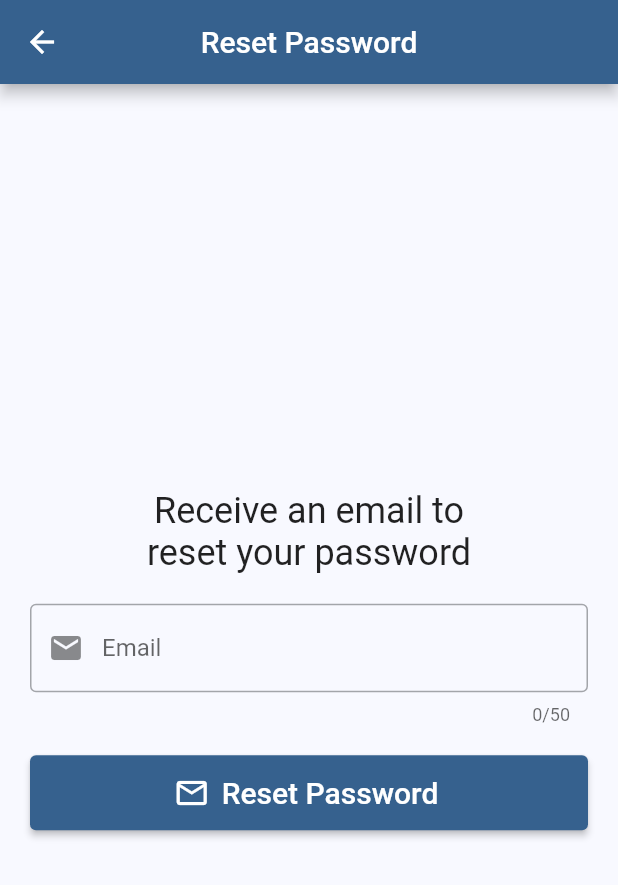
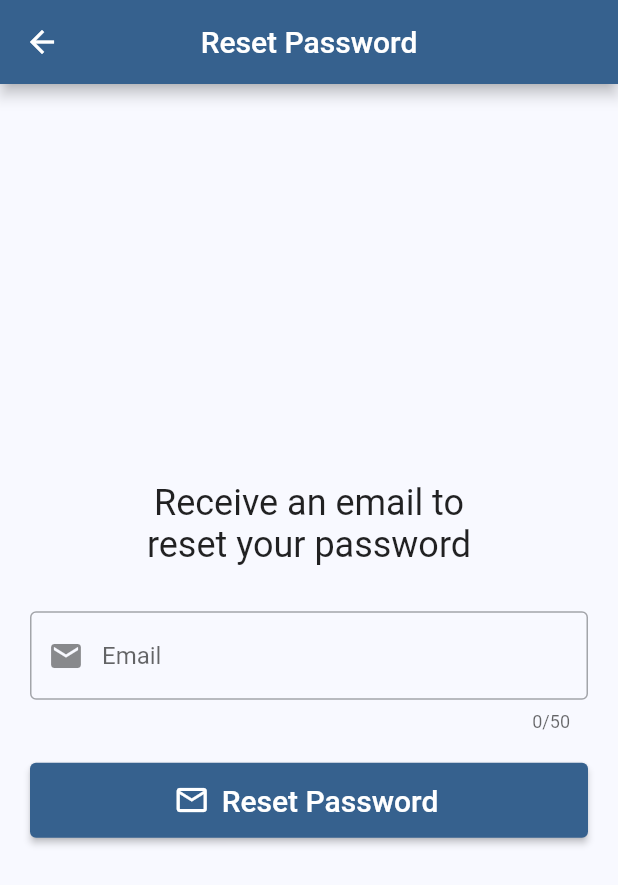
Before and after one commit to nikolay-potehin/firebase_login_app, a Flutter app: the screen it shows after launch, after a tap on "Sign In", after a tap on "Forgot password?", on a phone screen of 412 x 824 dp. Shown: the top 885 px of the screen. Run offline on Flutter 3.47's test engine with Material 2 defaults, Android fonts, the phone set to English and light mode, and no system bars; our stand-ins replace firebase_auth, firebase_core, flutter_svg; accounts and stored records are empty.

Commit message:
refactoring, bug fixes

```diff
--- a/lib/main.dart
+++ b/lib/main.dart
@@ -2,7 +2,7 @@ import 'package:firebase_core/firebase_core.dart';
 import 'package:firebase_login_app/firebase_options.dart';
 import 'package:firebase_login_app/pages/home_page.dart';
 import 'package:firebase_login_app/repository/user_repository.dart';
-import 'package:firebase_login_app/utils.dart';
+import 'package:firebase_login_app/models/utils.dart';
 import 'package:flutter/material.dart';
 import 'package:provider/provider.dart';
 
--- /dev/null
+++ b/lib/models/form_validator.dart
@@ -0,0 +1,24 @@
+class FormValidator {
+  static String? validateEmail(String? email) {
+    if (email == null || email.isEmpty) {
+      return 'Email cannot be empty';
+    }
+    if (!email.contains('@') || !email.contains('.')) {
+      return 'Email adress is badly formatted';
+    }
+    return null;
+  }
+
+  static String? validatePassword(String? password, {String? compareTo}) {
+    if (password == null || password.isEmpty) {
+      return 'Password cannot be empty';
+    }
+    if (password.length < 6) {
+      return 'Password should be at least 6 symbols';
+    }
+    if (compareTo != null && password != compareTo) {
+      return 'Password do not match';
+    }
+    return null;
+  }
+}
--- /dev/null
+++ b/lib/pages/auth/authentication/authentication_page.dart
@@ -0,0 +1,20 @@
+import 'package:firebase_login_app/pages/auth/authentication/authentication_view.dart';
+import 'package:firebase_login_app/repository/authentication_repository.dart';
+import 'package:flutter/material.dart';
+import 'package:provider/provider.dart';
+
+class AuthenticationPage extends StatefulWidget {
+  const AuthenticationPage({super.key});
+
+  @override
+  State<AuthenticationPage> createState() => _AuthenticationPageState();
+}
+
+class _AuthenticationPageState extends State<AuthenticationPage> {
+  @override
+  Widget build(BuildContext context) {
+    return ChangeNotifierProvider(
+        create: (context) => AuthenticationRepository(),
+        child: const AuthenticationView());
+  }
+}
--- /dev/null
+++ b/lib/pages/auth/forgot_password/forgot_password_form.dart
@@ -0,0 +1,86 @@
+import 'package:firebase_login_app/models/form_validator.dart';
+import 'package:firebase_login_app/models/utils.dart';
+import 'package:firebase_login_app/repository/user_repository.dart';
+import 'package:flutter/material.dart';
+import 'package:flutter/services.dart';
+import 'package:provider/provider.dart';
+
+class ForgotPasswordForm extends StatefulWidget {
+  const ForgotPasswordForm({
+    super.key,
+  });
+
+  @override
+  State<ForgotPasswordForm> createState() => _ForgotPasswordFormState();
+}
+
+class _ForgotPasswordFormState extends State<ForgotPasswordForm> {
+  final formKey = GlobalKey<FormState>();
+  final emailController = TextEditingController();
+
+  @override
+  void dispose() {
+    emailController.dispose();
+    super.dispose();
+  }
+
+  @override
+  Widget build(BuildContext context) {
+    return Form(
+      key: formKey,
+      child: Column(
+        children: [
+          TextFormField(
+            maxLength: 50,
+            controller: emailController,
+            decoration: const InputDecoration(
+              border: OutlineInputBorder(),
+              hintText: 'Email',
+              prefixIcon: Icon(Icons.email),
+            ),
+            inputFormatters: [
+              FilteringTextInputFormatter.deny(RegExp('[/\\ ]'))
+            ],
+            autovalidateMode: AutovalidateMode.onUserInteraction,
+            validator: FormValidator.validateEmail,
+          ),
+          const SizedBox(height: 20),
+          ElevatedButton.icon(
+            onPressed: resetPassword,
+            icon: const Icon(Icons.email_outlined),
+            label: const Text(
+              'Reset Password',
+              style: TextStyle(fontSize: 20),
+            ),
+            style: ElevatedButton.styleFrom(
+              minimumSize: const Size.fromHeight(50),
+            ),
+          ),
+        ],
+      ),
+    );
+  }
+
+  Future<void> resetPassword() async {
+    if (!formKey.currentState!.validate()) return;
+
+    showDialog(
+      context: context,
+      barrierDismissible: false,
+      builder: (context) => const Center(child: CircularProgressIndicator()),
+    );
+
+    final email = emailController.text.trim();
+    final successful =
+        await context.read<UserRepository>().sendPasswordResetEmail(email);
+
+    if (successful) {
+      Utils.showSnackBar(
+          'Reset password email has been send to "$email" successfuly');
+
+      Navigator.of(context).popUntil((route) => route.isFirst);
+    } else {
+      Navigator.of(context).pop();
+    }
+  }
+}
--- /dev/null
+++ b/lib/pages/auth/forgot_password/forgot_password_page.dart
@@ -0,0 +1,31 @@
+import 'package:firebase_login_app/pages/auth/forgot_password/forgot_password_form.dart';
+import 'package:flutter/material.dart';
+
+class ForgotPasswordPage extends StatelessWidget {
+  const ForgotPasswordPage({super.key});
+
+  @override
+  Widget build(BuildContext context) {
+    return Scaffold(
+      appBar: AppBar(
+        title: const Text('Reset Password'),
+        centerTitle: true,
+      ),
+      body: Padding(
+        padding: const EdgeInsets.all(20),
+        child: Column(
+          mainAxisAlignment: MainAxisAlignment.center,
+          children: const [
+            Text(
+              'Receive an email to\nreset your password',
+              textAlign: TextAlign.center,
+              style: TextStyle(fontSize: 24),
+            ),
+            SizedBox(height: 30),
+            ForgotPasswordForm(),
+          ],
+        ),
+      ),
+    );
+  }
+}
--- a/lib/pages/authentication/login/login_form.dart
+++ b/lib/pages/auth/login/login_form.dart
@@ -1,3 +1,4 @@
+import 'package:firebase_login_app/models/form_validator.dart';
 import 'package:firebase_login_app/pages/welcome/welcome_page.dart';
 import 'package:firebase_login_app/repository/user_repository.dart';
 import 'package:flutter/material.dart';
@@ -34,7 +35,7 @@ class _LoginFormState extends State<LoginForm> {
           TextFormField(
             controller: _usernameController,
             maxLength: 50,
-            validator: _validate,
+            validator: FormValidator.validateEmail,
             decoration: const InputDecoration(
               border: OutlineInputBorder(),
               hintText: 'Email',
@@ -50,7 +51,7 @@ class _LoginFormState extends State<LoginForm> {
             controller: _passwordController,
             obscureText: true,
             maxLength: 20,
-            validator: _validate,
+            validator: FormValidator.validatePassword,
             decoration: const InputDecoration(
               border: OutlineInputBorder(),
               hintText: 'Password',
@@ -104,10 +105,3 @@ class _LoginFormState extends State<LoginForm> {
     }
   }
 }
-
-String? _validate(String? value) {
-  if (value == null || value.isEmpty) {
-    return 'This field cannot be empty';
-  }
-  return null;
-}
--- a/lib/pages/authentication/register/register_page.dart
+++ b/lib/pages/auth/login/login_page.dart
@@ -1,11 +1,12 @@
-import 'package:firebase_login_app/pages/authentication/register/register_form.dart';
+import 'package:firebase_login_app/pages/auth/forgot_password/forgot_password_page.dart';
+import 'package:firebase_login_app/pages/auth/login/login_form.dart';
 import 'package:firebase_login_app/repository/authentication_repository.dart';
 import 'package:flutter/material.dart';
 import 'package:flutter_svg/svg.dart';
 import 'package:provider/provider.dart';
 
-class RegisterPage extends StatelessWidget {
-  const RegisterPage({
+class LoginPage extends StatelessWidget {
+  const LoginPage({
     super.key,
   });
 
@@ -25,7 +26,15 @@ class RegisterPage extends StatelessWidget {
                     children: [
                       SvgPicture.asset('assets/flutter_logo.svg'),
                       const SizedBox(height: 10),
-                      const RegisterForm(),
+                      const LoginForm(),
+                      const SizedBox(height: 10),
+                      TextButton.icon(
+                        icon: const Icon(Icons.lock_reset_outlined),
+                        label: const Text('Forgot password?'),
+                        onPressed: () => Navigator.of(context).push(
+                            MaterialPageRoute(
+                                builder: (_) => const ForgotPasswordPage())),
+                      ),
                     ],
                   ),
                 ),
@@ -33,14 +42,14 @@ class RegisterPage extends StatelessWidget {
               Row(
                 mainAxisAlignment: MainAxisAlignment.center,
                 children: [
-                  const Text("Already a user?"),
+                  const Text("Don't have an account?"),
                   const SizedBox(width: 10),
                   TextButton.icon(
                     onPressed: () => context
                         .read<AuthenticationRepository>()
-                        .currentPage = AuthPages.login,
-                    icon: const Icon(Icons.login),
-                    label: const Text('Sign In'),
+                        .currentPage = AuthPages.register,
+                    icon: const Icon(Icons.vpn_key),
+                    label: const Text('Sign Up'),
                   ),
                 ],
               ),
--- a/lib/pages/authentication/login/login_page.dart
+++ b/lib/pages/auth/register/register_page.dart
@@ -1,12 +1,11 @@
-import 'package:firebase_login_app/pages/authentication/forgot_password_page.dart';
-import 'package:firebase_login_app/pages/authentication/login/login_form.dart';
+import 'package:firebase_login_app/pages/auth/register/register_form.dart';
 import 'package:firebase_login_app/repository/authentication_repository.dart';
 import 'package:flutter/material.dart';
 import 'package:flutter_svg/svg.dart';
 import 'package:provider/provider.dart';
 
-class LoginPage extends StatelessWidget {
-  const LoginPage({
+class RegisterPage extends StatelessWidget {
+  const RegisterPage({
     super.key,
   });
 
@@ -26,15 +25,7 @@ class LoginPage extends StatelessWidget {
                     children: [
                       SvgPicture.asset('assets/flutter_logo.svg'),
                       const SizedBox(height: 10),
-                      const LoginForm(),
-                      const SizedBox(height: 10),
-                      TextButton.icon(
-                        icon: const Icon(Icons.lock_reset_outlined),
-                        label: const Text('Forgot password?'),
-                        onPressed: () => Navigator.of(context).push(
-                            MaterialPageRoute(
-                                builder: (_) => const ForgotPasswordPage())),
-                      ),
+                      const RegisterForm(),
                     ],
                   ),
                 ),
@@ -42,14 +33,14 @@ class LoginPage extends StatelessWidget {
               Row(
                 mainAxisAlignment: MainAxisAlignment.center,
                 children: [
-                  const Text("Don't have an account?"),
+                  const Text("Already a user?"),
                   const SizedBox(width: 10),
                   TextButton.icon(
                     onPressed: () => context
                         .read<AuthenticationRepository>()
-                        .currentPage = AuthPages.register,
-                    icon: const Icon(Icons.vpn_key),
-                    label: const Text('Sign Up'),
+                        .currentPage = AuthPages.login,
+                    icon: const Icon(Icons.login),
+                    label: const Text('Sign In'),
                   ),
                 ],
               ),
--- a/lib/pages/authentication/forgot_password_page.dart
+++ /dev/null
@@ -1,107 +0,0 @@
-import 'package:firebase_login_app/repository/user_repository.dart';
-import 'package:firebase_login_app/utils.dart';
-import 'package:flutter/material.dart';
-import 'package:flutter/services.dart';
-import 'package:provider/provider.dart';
-
-class ForgotPasswordPage extends StatefulWidget {
-  const ForgotPasswordPage({super.key});
-
-  @override
-  State<ForgotPasswordPage> createState() => _ForgotPasswordPageState();
-}
-
-class _ForgotPasswordPageState extends State<ForgotPasswordPage> {
-  final formKey = GlobalKey<FormState>();
-  final emailController = TextEditingController();
-
-  @override
-  void dispose() {
-    emailController.dispose();
-    super.dispose();
-  }
-
-  @override
-  Widget build(BuildContext context) {
-    return Scaffold(
-      appBar: AppBar(
-        title: const Text('Reset Password'),
-        centerTitle: true,
-      ),
-      body: Padding(
-        padding: const EdgeInsets.all(20),
-        child: Form(
-          key: formKey,
-          child: Column(
-            mainAxisAlignment: MainAxisAlignment.center,
-            crossAxisAlignment: CrossAxisAlignment.center,
-            children: [
-              const Text(
-                'Receive an email to\nreset your password',
-                textAlign: TextAlign.center,
-                style: TextStyle(fontSize: 24),
-              ),
-              const SizedBox(height: 20),
-              TextFormField(
-                maxLength: 50,
-                controller: emailController,
-                decoration: const InputDecoration(
-                  border: OutlineInputBorder(),
-                  hintText: 'Email',
-                  prefixIcon: Icon(Icons.email),
-                ),
-                inputFormatters: [
-                  FilteringTextInputFormatter.deny(RegExp('[/\\ ]'))
-                ],
-                autovalidateMode: AutovalidateMode.onUserInteraction,
-                validator: _validate,
-              ),
-              const SizedBox(height: 20),
-              ElevatedButton.icon(
-                onPressed: _resetPassword,
-                icon: const Icon(Icons.email_outlined),
-                label: const Text(
-                  'Reset Password',
-                  style: TextStyle(fontSize: 20),
-                ),
-                style: ElevatedButton.styleFrom(
-                  minimumSize: const Size.fromHeight(50),
-                ),
-              ),
-            ],
-          ),
-        ),
-      ),
-    );
-  }
-
-  Future<void> _resetPassword() async {
-    if (!formKey.currentState!.validate()) return;
-
-    showDialog(
-      context: context,
-      barrierDismissible: false,
-      builder: (context) => const Center(child: CircularProgressIndicator()),
-    );
-
-    final email = emailController.text.trim();
-    final successful =
-        await context.read<UserRepository>().sendPasswordResetEmail(email);
-
-    if (successful) {
-      Utils.showSnackBar(
-          'Reset password email has been send to "$email" successfuly');
-
-      Navigator.of(context).popUntil((route) => route.isFirst);
-    } else {
-      Navigator.of(context).pop();
-    }
-  }
-}
-
-String? _validate(String? value) {
-  if (value == null || value.isEmpty) {
-    return 'This field cannot be empty';
-  }
-  return null;
-}
--- a/lib/pages/home_page.dart
+++ b/lib/pages/home_page.dart
@@ -1,7 +1,6 @@
-import 'package:firebase_auth/firebase_auth.dart';
-import 'package:firebase_login_app/pages/authentication/authentication_page.dart';
+import 'package:firebase_login_app/pages/auth/authentication/authentication_page.dart';
 import 'package:firebase_login_app/pages/welcome/welcome_page.dart';
-import 'package:firebase_login_app/repository/authentication_repository.dart';
+import 'package:firebase_login_app/repository/user_repository.dart';
 import 'package:flutter/material.dart';
 import 'package:provider/provider.dart';
 
@@ -10,12 +9,11 @@ class HomePage extends StatelessWidget {
 
   @override
   Widget build(BuildContext context) {
-    if (FirebaseAuth.instance.currentUser != null) {
+    final user = context.read<UserRepository>().user;
+
+    if (user != null && user.emailVerified) {
       return const WelcomePage();
     }
-    return ChangeNotifierProvider(
-      create: (context) => AuthenticationRepository(),
-      child: const AuthenticationPage(),
-    );
+    return const AuthenticationPage();
   }
 }
--- a/lib/pages/welcome/welcome_page.dart
+++ b/lib/pages/welcome/welcome_page.dart
@@ -1,5 +1,5 @@
 import 'package:firebase_login_app/components/my_drawer.dart';
-import 'package:firebase_login_app/pages/authentication/login/login_page.dart';
+import 'package:firebase_login_app/pages/auth/authentication/authentication_page.dart';
 import 'package:firebase_login_app/pages/welcome/welcome_view.dart';
 import 'package:firebase_login_app/repository/user_repository.dart';
 import 'package:flutter/material.dart';
@@ -46,7 +46,7 @@ void _onLogoutPressed(BuildContext context) {
               Navigator.pop(context);
               context.read<UserRepository>().logOut();
               Navigator.of(context).pushReplacement(MaterialPageRoute(
-                builder: (_) => const LoginPage(),
+                builder: (_) => const AuthenticationPage(),
               ));
             },
             child: const Text('Yes'),
--- a/lib/repository/user_repository.dart
+++ b/lib/repository/user_repository.dart
@@ -1,5 +1,5 @@
 import 'package:firebase_auth/firebase_auth.dart';
-import 'package:firebase_login_app/utils.dart';
+import 'package:firebase_login_app/models/utils.dart';
 
 class UserRepository {
   User? get user => FirebaseAuth.instance.currentUser;
```
Also changed, not shown: lib/pages/auth/authentication/authentication_view.dart (renamed from lib/pages/authentication/authentication_page.dart, +4 -9 lines), lib/pages/auth/register/register_form.dart (renamed from lib/pages/authentication/register/register_form.dart, +10 -21 lines), lib/models/utils.dart (renamed from lib/utils.dart), lib/pages/auth/email_verification_page.dart (renamed from lib/pages/authentication/email_verification_page.dart).
